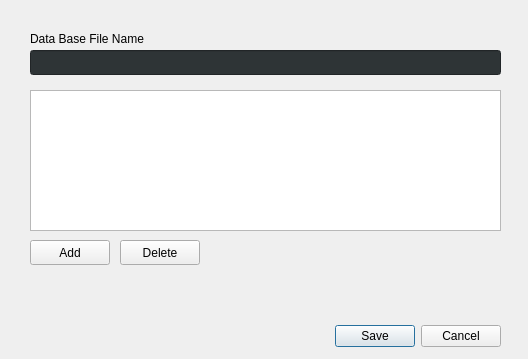
Before: the Qt Designer form configdialog.ui in leandrocadete/qPasswordManager, drawn with Qt 5.
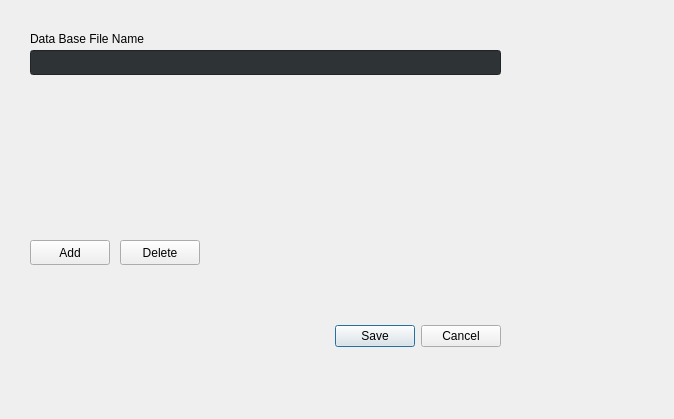
After: the same form once the commit is applied.

Commit message:
Added custom class to QListView
1 - Created signal for item selected

The edit to the form file:
```diff
--- a/configdialog.ui
+++ b/configdialog.ui
@@ -6,8 +6,8 @@
    <rect>
     <x>0</x>
     <y>0</y>
-    <width>528</width>
-    <height>359</height>
+    <width>674</width>
+    <height>419</height>
    </rect>
   </property>
   <property name="windowTitle">
@@ -59,16 +59,6 @@
     <string>Data Base File Name</string>
    </property>
   </widget>
-  <widget class="QListView" name="listView">
-   <property name="geometry">
-    <rect>
-     <x>30</x>
-     <y>90</y>
-     <width>471</width>
-     <height>141</height>
-    </rect>
-   </property>
-  </widget>
   <widget class="QPushButton" name="pushButtonAdd">
    <property name="geometry">
     <rect>
```
The commit also changes 7 other files.
